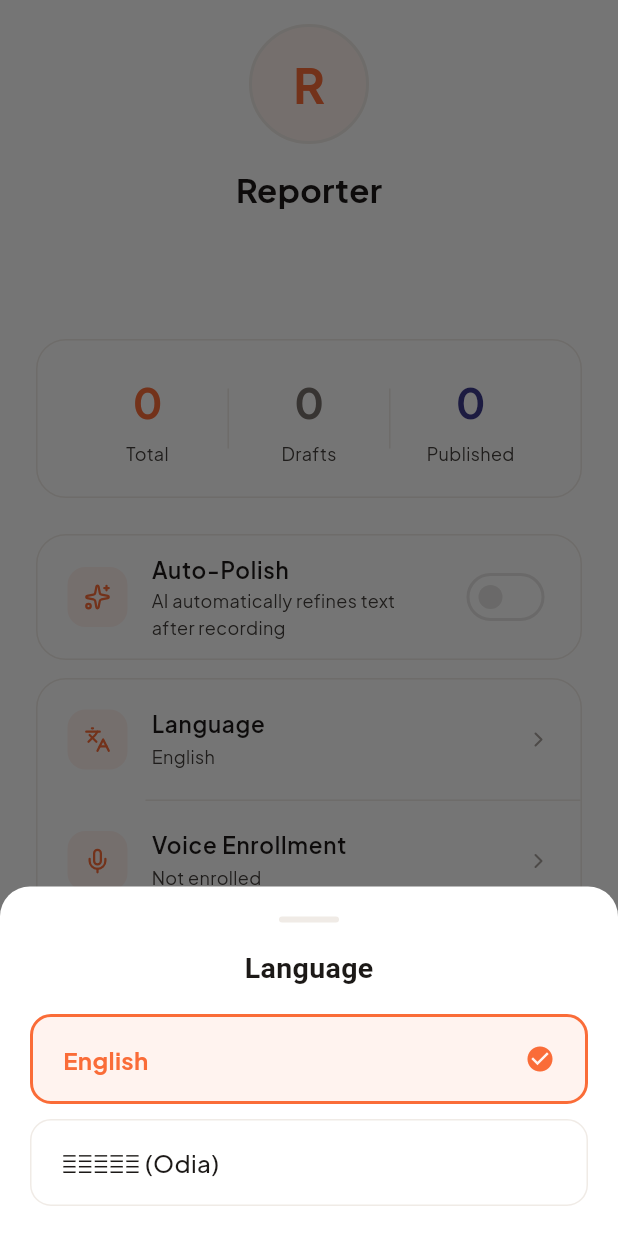
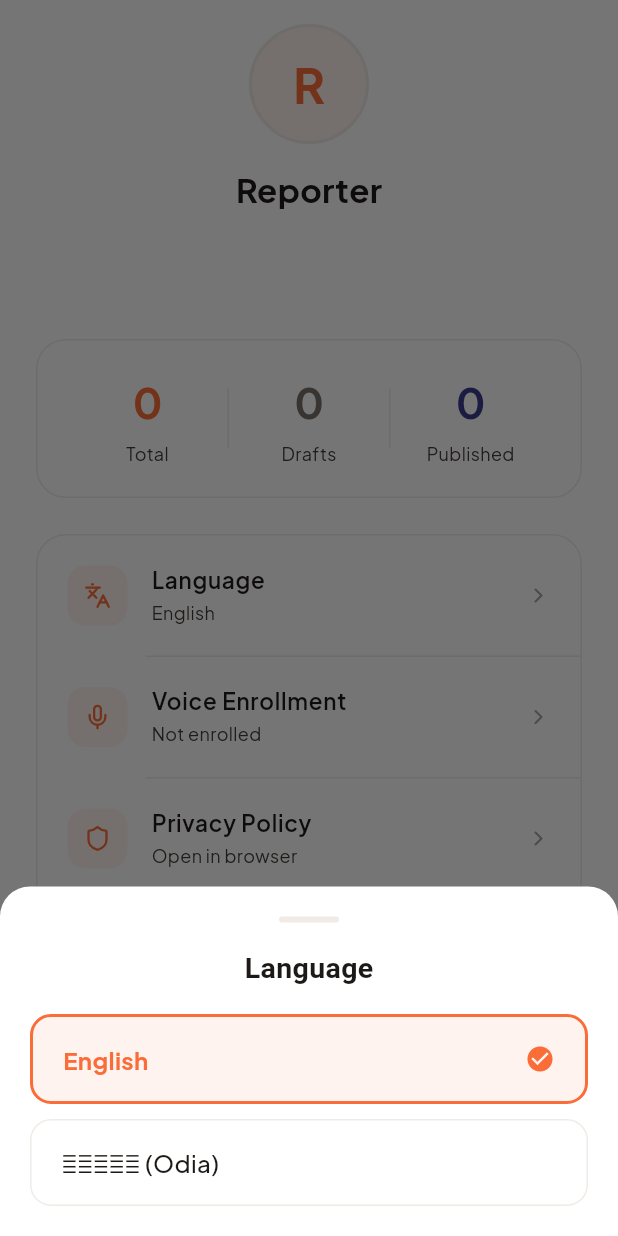
Before and after one commit to satrujit/vrittant, a Flutter app: the ProfileScreen screen opened directly, after a tap on "Language", on a phone screen of 412 x 824 dp. Run offline on Flutter 3.47's test engine with Material 3 defaults, Android fonts, the phone set to English and light mode, and no system bars; our stand-ins replace audioplayers, connectivity_plus, dio, file_picker, flutter_riverpod, flutter_secure_storage and 11 more; missing offline and left inert: dart:js_interop, fftea, record, sherpa_onnx, tflite_flutter; accounts and stored records are empty; network calls fail; Roboto replaces fonts that are missing (Anek Odia).

Commit message:
feat(mobile): remove auto-polish toggle + delete-account from settings
User decision: neither feature is required. Stripped end-to-end so
nothing dangling stays in the codebase:

Profile screen:
- Auto-polish SwitchListTile + 'Auto-Polish' settings card removed.
- 'Delete Account' settings row removed.
- _showDeleteAccountConfirmation dialog method removed.
- isLogout flag now matches only 'logout' (was 'logout' OR
  'delete_account' for the destructive-tile colouring).
- Imports trimmed: auto_polish_provider.

Provider + side-effects:
- core/providers/auto_polish_provider.dart deleted (single consumer
  was the settings toggle and two fire-and-forget polish calls in
  create_news_provider).
- Both 'if (ref.read(autoPolishProvider)) polishTranscriptWithAI(...)'
  call sites in create_news_provider removed; the auto-save schedule
  beneath them stays. The polishTranscriptWithAI helper itself
  remains — it's still used by the manual AI Refine FAB.

API:
- ApiService.requestAccountDeletion() removed (no remaining caller).
  Backend DELETE /auth/me endpoint is untouched (other clients may
  still hit it; this just drops the mobile client surface).

i18n:
- autoPolish, autoPolishDesc, deleteAccount, deleteAccountSubtitle,
  deleteAccountTitle, deleteAccountBody, deleteAccountConfirm,
  deleteAccountRequestSent, deleteAccountError — all stripped from
  AppStrings (en + Odia).

flutter analyze: 0 errors. 2 warnings (pre-existing, unrelated dead
parameters in widgets we already flagged).

Co-Authored-By: Claude Opus 4.7 <noreply@anthropic.com>

```diff
--- a/mobile/lib/core/l10n/app_strings.dart
+++ b/mobile/lib/core/l10n/app_strings.dart
@@ -225,13 +225,6 @@ class AppStrings {
   String get comingSoon => isOdia ? '\u0B36\u0B40\u0B18\u0B4D\u0B30 \u0B06\u0B38\u0B41\u0B1B\u0B3F' : 'Coming soon';
   String get privacyPolicy => isOdia ? '\u0B17\u0B4B\u0B2A\u0B28\u0B40\u0B5F\u0B24\u0B3E \u0B28\u0B40\u0B24\u0B3F' : 'Privacy Policy';
   String get privacyPolicySubtitle => isOdia ? '\u0B06\u0B2E\u0B15\u0B41 \u0B2C\u0B4D\u0B30\u0B3E\u0B09\u0B1C\u0B30\u0B30\u0B47 \u0B16\u0B4B\u0B32\u0B28\u0B4D\u0B24\u0B41' : 'Open in browser';
-  String get deleteAccount => isOdia ? '\u0B16\u0B3E\u0B24\u0B3E \u0B21\u0B3F\u0B32\u0B3F\u0B1F \u0B15\u0B30\u0B28\u0B4D\u0B24\u0B41' : 'Delete Account';
-  String get deleteAccountSubtitle => isOdia ? '\u0B06\u0B2A\u0B23\u0B19\u0B4D\u0B15 \u0B16\u0B3E\u0B24\u0B3E \u0B05\u0B15\u0B4D\u0B37\u0B2E \u0B15\u0B30\u0B3F\u0B2C\u0B3E\u0B15\u0B41 \u0B05\u0B28\u0B41\u0B30\u0B4B\u0B27 \u0B15\u0B30\u0B28\u0B4D\u0B24\u0B41' : 'Request to deactivate your account';
-  String get deleteAccountTitle => isOdia ? '\u0B16\u0B3E\u0B24\u0B3E \u0B21\u0B3F\u0B32\u0B3F\u0B1F \u0B15\u0B30\u0B3F\u0B2C\u0B47?' : 'Delete your account?';
-  String get deleteAccountBody => isOdia ? '\u0B06\u0B2A\u0B23\u0B19\u0B4D\u0B15 \u0B16\u0B3E\u0B24\u0B3E \u0B05\u0B15\u0B4D\u0B37\u0B2E \u0B15\u0B30\u0B3F\u0B26\u0B3F\u0B06\u0B2F\u0B3F\u0B2C, \u0B15\u0B3E\u0B30\u0B3F\u0B17\u0B24 \u0B24\u0B25\u0B4D\u0B5F (\u0B28\u0B3E\u0B2E, \u0B2B\u0B4B\u0B28\u0B4D) \u0B05\u0B28\u0B3E\u0B2E\u0B40\u0B15\u0B43\u0B24 \u0B39\u0B47\u0B2C \u0B0F\u0B2C\u0B02 \u0B06\u0B2A\u0B23\u0B19\u0B4D\u0B15\u0B30 \u0B16\u0B2C\u0B30 \u0B38\u0B2E\u0B4D\u0B2A\u0B3E\u0B26\u0B3F\u0B24 \u0B15\u0B3E\u0B30\u0B4D\u0B2F\u0B30 \u0B28\u0B3E\u0B2E "\u0B2A\u0B42\u0B30\u0B4D\u0B2C\u0B24\u0B28 \u0B38\u0B02\u0B2C\u0B3E\u0B26\u0B26\u0B3E\u0B24\u0B3E" \u0B39\u0B47\u0B2C\u0964 \u0B0F\u0B39\u0B3E \u0B05\u0B2A\u0B30\u0B3F\u0B2C\u0B30\u0B4D\u0B24\u0B28\u0B40\u0B5F\u0964' : 'Your account will be deactivated, personal info (name, phone) anonymised, and your published stories will show as "Former Reporter". This is irreversible.';
-  String get deleteAccountConfirm => isOdia ? '\u0B39\u0B01, \u0B05\u0B28\u0B41\u0B30\u0B4B\u0B27 \u0B2A\u0B20\u0B3E\u0B0A\u0B20\u0B28\u0B4D\u0B24\u0B41' : 'Yes, submit request';
-  String get deleteAccountRequestSent => isOdia ? '\u0B05\u0B28\u0B41\u0B30\u0B4B\u0B27 \u0B2A\u0B20\u0B3E\u0B2F\u0B3E\u0B07\u0B1B\u0B3F\u0964 \u0B06\u0B2E\u0B47 \u09E8\u09EA \u0B18\u0B23\u0B4D\u0B1F\u0B3E \u0B2D\u0B3F\u0B24\u0B30\u0B47 \u0B06\u0B2A\u0B23\u0B19\u0B4D\u0B15\u0B41 \u0B38\u0B2E\u0B4D\u0B2A\u0B30\u0B4D\u0B15 \u0B15\u0B30\u0B3F\u0B2C\u0B41\u0964' : 'Request submitted. We\u2019ll contact you within 24 hours.';
-  String get deleteAccountError => isOdia ? '\u0B05\u0B28\u0B41\u0B30\u0B4B\u0B27 \u0B2A\u0B20\u0B3E\u0B07\u0B2A\u0B3E\u0B30\u0B3F\u0B32\u0B41 \u0B28\u0B3E\u0B39\u0B3F\u0B01\u0964 \u0B2A\u0B41\u0B23\u0B3F \u0B1A\u0B47\u0B37\u0B4D\u0B1F\u0B3E \u0B15\u0B30\u0B28\u0B4D\u0B24\u0B41\u0964' : 'Could not submit request. Please try again.';
   // Force-update gate
   String get forceUpdateTitle => isOdia ? '\u0B05\u0B2A\u0B21\u0B47\u0B1F \u0B06\u0B2C\u0B36\u0B4D\u0B2F\u0B15' : 'Update required';
   String get forceUpdateBody => isOdia ? '\u0B2C\u0B43\u0B24\u0B4D\u0B24\u0B3E\u0B28\u0B4D\u0B24\u0B30 \u0B0F\u0B15 \u0B28\u0B42\u0B24\u0B28 \u0B38\u0B02\u0B38\u0B4D\u0B15\u0B30\u0B23 \u0B09\u0B2A\u0B32\u0B2C\u0B4D\u0B27\u0964 \u0B05\u0B17\u0B4D\u0B30\u0B38\u0B30 \u0B39\u0B2C\u0B3E \u0B2A\u0B3E\u0B07\u0B01 \u0B05\u0B2D\u0B3F\u0B28\u0B2C \u0B38\u0B02\u0B38\u0B4D\u0B15\u0B30\u0B23\u0B15\u0B41 \u0B05\u0B2A\u0B21\u0B47\u0B1F \u0B15\u0B30\u0B28\u0B4D\u0B24\u0B41\u0964' : 'A new version of Vrittant is available. Please update to continue.';
@@ -322,13 +315,6 @@ class AppStrings {
     }
   }
 
-  // ===========================================================================
-  // Auto-Polish
-  // ===========================================================================
-  String get autoPolish => isOdia ? 'ସ୍ୱୟଂଚାଳିତ ପରିଷ୍କାର' : 'Auto-Polish';
-  String get autoPolishDesc => isOdia
-      ? 'ରେକର୍ଡିଂ ପରେ AI ସ୍ୱୟଂଚାଳିତ ଭାବରେ ଲେଖାକୁ ଠିକ୍ କରିବ'
-      : 'AI automatically refines text after recording';
 
   // ===========================================================================
   // Voice Enrollment
--- a/mobile/lib/core/providers/auto_polish_provider.dart
+++ /dev/null
@@ -1,35 +0,0 @@
-import 'package:flutter_riverpod/flutter_riverpod.dart';
-import 'package:shared_preferences/shared_preferences.dart';
-
-class AutoPolishNotifier extends Notifier<bool> {
-  static const _prefKey = 'auto_polish_enabled';
-
-  @override
-  bool build() {
-    _loadFromDisk();
-    // Off by default. Auto-polish runs an LLM pass on every committed
-    // paragraph, which costs latency and tokens and can rewrite phrasing
-    // a reporter wanted left alone. Users who want it can opt in via
-    // Profile → Auto-Polish; the choice is persisted to SharedPreferences.
-    return false;
-  }
-
-  Future<void> _loadFromDisk() async {
-    try {
-      final prefs = await SharedPreferences.getInstance();
-      final val = prefs.getBool(_prefKey);
-      if (val != null) state = val;
-    } catch (_) {}
-  }
-
-  Future<void> toggle() async {
-    state = !state;
-    try {
-      final prefs = await SharedPreferences.getInstance();
-      await prefs.setBool(_prefKey, state);
-    } catch (_) {}
-  }
-}
-
-final autoPolishProvider =
-    NotifierProvider<AutoPolishNotifier, bool>(AutoPolishNotifier.new);
--- a/mobile/lib/core/services/api_service.dart
+++ b/mobile/lib/core/services/api_service.dart
@@ -407,13 +407,6 @@ class ApiService {
   Future<void> deleteEnrollment() async {
     await _dio.delete('/api/speaker/enrollment');
   }
-
-  /// Request account deactivation: anonymises PII, revokes sessions,
-  /// leaves published stories attributed to "Former Reporter".
-  /// Server-side is idempotent; the client should log the user out after.
-  Future<void> requestAccountDeletion() async {
-    await _dio.delete('/auth/me');
-  }
 }
 
 // -- Provider --
--- a/mobile/lib/features/profile/screens/profile_screen.dart
+++ b/mobile/lib/features/profile/screens/profile_screen.dart
@@ -14,7 +14,6 @@ import '../../../core/theme/theme_extensions.dart';
 import '../../../core/theme/theme_provider.dart';
 import '../../../core/l10n/app_strings.dart';
 import '../../../core/l10n/language_provider.dart';
-import '../../../core/providers/auto_polish_provider.dart';
 import '../../auth/providers/auth_provider.dart';
 import '../../home/providers/stories_provider.dart';
 import '../providers/voice_enrollment_provider.dart';
@@ -186,13 +185,11 @@ class ProfileScreen extends ConsumerWidget {
         : 'English';
     final enrollmentState = ref.watch(voiceEnrollmentProvider);
     final voiceSubtitle = enrollmentState.isEnrolled ? s.enrolled : s.notEnrolled;
-    final autoPolish = ref.watch(autoPolishProvider);
     final items = [
       (LucideIcons.languages, s.language, langSubtitle, 'language'),
       (LucideIcons.mic, s.voiceEnrollment, voiceSubtitle, 'voice_enrollment'),
       (LucideIcons.shield, s.privacyPolicy, s.privacyPolicySubtitle, 'privacy_policy'),
       (LucideIcons.info, s.about, 'Version 1.0.0', 'about'),
-      (LucideIcons.userX, s.deleteAccount, s.deleteAccountSubtitle, 'delete_account'),
       (LucideIcons.logOut, s.logout, s.signOut, 'logout'),
     ];
 
@@ -200,52 +197,6 @@ class ProfileScreen extends ConsumerWidget {
       padding: const EdgeInsets.symmetric(horizontal: AppSpacing.xl),
       child: Column(
         children: [
-          // Auto-polish toggle
-          Container(
-            margin: const EdgeInsets.only(bottom: AppSpacing.md),
-            decoration: BoxDecoration(
-              color: t.cardBg,
-              borderRadius: BorderRadius.circular(AppSpacing.radiusXl),
-              border: Border.all(color: AppColors.vrCardBorder),
-            ),
-            child: SwitchListTile(
-              contentPadding: const EdgeInsets.symmetric(
-                horizontal: 20,
-                vertical: 4,
-              ),
-              secondary: Container(
-                width: 40,
-                height: 40,
-                decoration: BoxDecoration(
-                  color: AppColors.vrCoralLight,
-                  borderRadius: BorderRadius.circular(12),
-                ),
-                child: Icon(
-                  LucideIcons.sparkles,
-                  size: 18,
-                  color: AppColors.vrCoral,
-                ),
-              ),
-              title: Text(
-                s.autoPolish,
-                style: GoogleFonts.plusJakartaSans(
-                  fontSize: 15,
-                  fontWeight: FontWeight.w600,
-                  color: AppColors.vrHeading,
-                ),
-              ),
-              subtitle: Text(
-                s.autoPolishDesc,
-                style: GoogleFonts.plusJakartaSans(
-                  fontSize: 12,
-                  color: AppColors.vrBody,
-                ),
-              ),
-              value: autoPolish,
-              activeTrackColor: AppColors.vrCoral,
-              onChanged: (_) => ref.read(autoPolishProvider.notifier).toggle(),
-            ),
-          ),
           // Settings list
           Container(
             decoration: BoxDecoration(
@@ -257,7 +208,7 @@ class ProfileScreen extends ConsumerWidget {
               children: items.asMap().entries.map((entry) {
                 final (icon, title, subtitle, action) = entry.value;
                 final isLast = entry.key == items.length - 1;
-                final isLogout = action == 'logout' || action == 'delete_account';
+                final isLogout = action == 'logout';
 
                 return Column(
                   children: [
@@ -343,9 +294,6 @@ class ProfileScreen extends ConsumerWidget {
       case 'privacy_policy':
         _openPrivacyPolicy(context, ref);
         break;
-      case 'delete_account':
-        _showDeleteAccountConfirmation(context, ref);
-        break;
       case 'notifications':
       case 'help':
         final s = AppStrings.of(ref);
@@ -428,78 +376,6 @@ class ProfileScreen extends ConsumerWidget {
     }
   }
 
-  void _showDeleteAccountConfirmation(BuildContext context, WidgetRef ref) {
-    final s = AppStrings.of(ref);
-    showDialog(
-      context: context,
-      builder: (ctx) => AlertDialog(
-        shape: RoundedRectangleBorder(borderRadius: BorderRadius.circular(16)),
-        title: Text(
-          s.deleteAccountTitle,
-          style: GoogleFonts.plusJakartaSans(
-            fontWeight: FontWeight.w700,
-            color: AppColors.vrHeading,
-          ),
-        ),
-        content: Text(
-          s.deleteAccountBody,
-          style: GoogleFonts.plusJakartaSans(color: AppColors.vrBody),
-        ),
-        actions: [
-          TextButton(
-            onPressed: () => Navigator.pop(ctx),
-            child: Text(
-              s.cancel,
-              style: GoogleFonts.plusJakartaSans(
-                fontWeight: FontWeight.w600,
-                color: AppColors.vrSection,
-              ),
-            ),
-          ),
-          TextButton(
-            onPressed: () async {
-              Navigator.pop(ctx);
-              final messenger = ScaffoldMessenger.of(context);
-              try {
-                await ref.read(apiServiceProvider).requestAccountDeletion();
-                if (!context.mounted) return;
-                messenger.showSnackBar(
-                  SnackBar(
-                    content: Text(s.deleteAccountRequestSent),
-                    backgroundColor: AppColors.vrCoral,
-                    behavior: SnackBarBehavior.floating,
-                    shape: RoundedRectangleBorder(
-                      borderRadius: BorderRadius.circular(12),
-                    ),
-                  ),
-                );
-                await ref.read(authProvider.notifier).logout();
-                if (context.mounted) context.go('/login');
-              } catch (_) {
-                messenger.showSnackBar(
-                  SnackBar(
-                    content: Text(s.deleteAccountError),
-                    backgroundColor: AppColors.error,
-                    behavior: SnackBarBehavior.floating,
-                    shape: RoundedRectangleBorder(
-                      borderRadius: BorderRadius.circular(12),
-                    ),
-                  ),
-                );
-              }
-            },
-            child: Text(
-              s.deleteAccountConfirm,
-              style: GoogleFonts.plusJakartaSans(
-                fontWeight: FontWeight.w600,
-                color: AppColors.error,
-              ),
-            ),
-          ),
-        ],
-      ),
-    );
-  }
 
   void _showAboutDialog(BuildContext context, {required AppStrings s}) {
     showDialog(
```
Also changed, not shown: mobile/lib/features/create_news/providers/create_news_provider.dart (+0 -11 lines), 1 other file.
